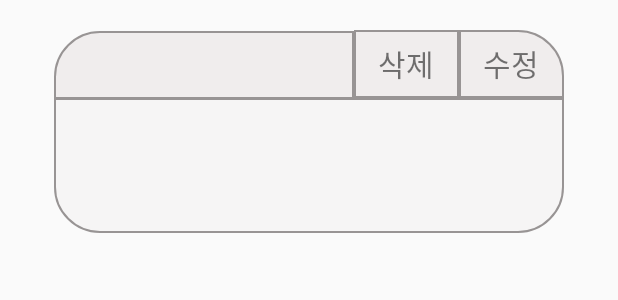
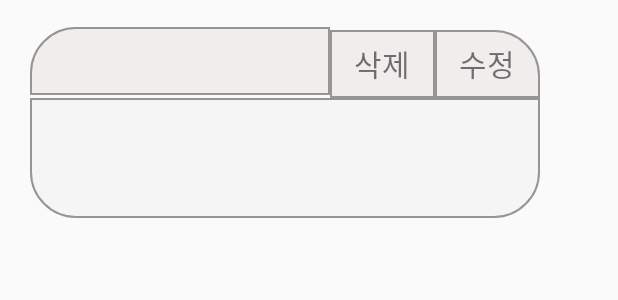
Before and after one commit to aahspringaa4/PocketMoneyDiary, an Android app: the layout item_view.xml on its own in the app's theme, with its tools: preview values and no code run, on a phone screen of 412 x 824 dp. Shown: the top 300 px of the screen. Run offline under Robolectric (Android 15) with nearby library versions, the phone set to English and light mode, and no system bars.

Commit message:
[Fix] Item_View 형식 수정

```diff
--- a/app/src/main/res/layout/item_view.xml
+++ b/app/src/main/res/layout/item_view.xml
@@ -2,8 +2,8 @@
 <androidx.constraintlayout.widget.ConstraintLayout xmlns:android="http://schemas.android.com/apk/res/android"
     xmlns:app="http://schemas.android.com/apk/res-auto"
     xmlns:tools="http://schemas.android.com/tools"
-    android:layout_width="match_parent"
-    android:layout_height="match_parent">
+    android:layout_width="wrap_content"
+    android:layout_height="wrap_content">
 
     <LinearLayout
         android:id="@+id/linearLayout10"
@@ -21,10 +21,12 @@
             android:layout_width="200dp"
             android:layout_height="45dp"
             android:layout_marginLeft="20dp"
-            android:layout_marginTop="20dp"
+            android:layout_marginTop="17.2dp"
             android:gravity="center"
+            android:fontFamily="@font/gmbold"
             android:background="@drawable/day"
-            android:textSize="20dp"></TextView>
+            android:textSize="20dp">
+        </TextView>
 
         <TextView
             android:id="@+id/delete"
@@ -34,7 +36,8 @@
             android:background="@drawable/delete"
             android:gravity="center"
             android:text="삭제"
-            android:textSize="20dp"></TextView>
+            android:textSize="20dp">
+        </TextView>
 
         <TextView
             android:id="@+id/patch"
@@ -44,15 +47,18 @@
             android:background="@drawable/patch"
             android:text="수정"
             android:gravity="center"
-            android:textSize="20dp"></TextView>
+            android:textSize="20dp">
+        </TextView>
     </LinearLayout>
 
     <TextView
         android:id="@+id/content"
         android:layout_width="340dp"
-        android:layout_height="90dp"
+        android:layout_height="80dp"
         app:layout_constraintEnd_toEndOf="parent"
         app:layout_constraintStart_toStartOf="parent"
         android:background="@drawable/content"
-        app:layout_constraintTop_toBottomOf="@+id/linearLayout10"></TextView>
+        android:textSize="17dp"
+        app:layout_constraintTop_toBottomOf="@+id/linearLayout10">
+    </TextView>
 </androidx.constraintlayout.widget.ConstraintLayout>
```
